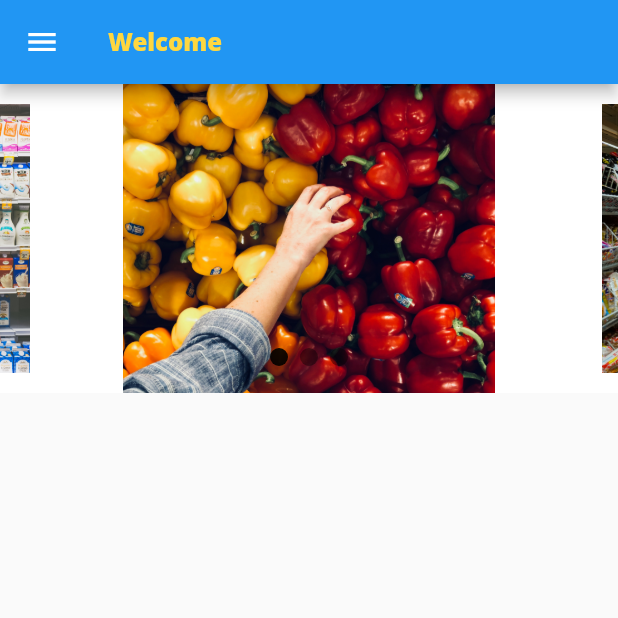
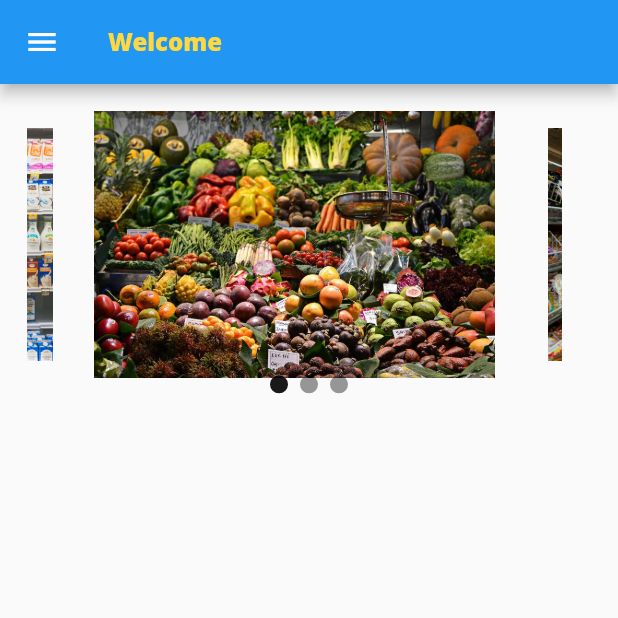
Before and after one commit to yuhmrk/vocal_for_local, a Flutter app: the HomeScreen screen opened directly, on a phone screen of 412 x 824 dp, the top half of it. Run offline on Flutter 3.47's test engine with Material 2 defaults, Android fonts, the phone set to English and light mode, and no system bars; drawn by our look-alikes of carousel_slider; our stand-ins replace firebase_auth, firebase_core, flutter_widget_from_html, google_sign_in, logger, shared_preferences; accounts and stored records are empty.

Commit message:
set t&c, privacy policy though api calling, set shared preference and display the dashboard, get the knowledge about postman and api calling.

```diff
--- a/lib/auth/controller/auth_controller.dart
+++ b/lib/auth/controller/auth_controller.dart
@@ -5,6 +5,8 @@
 import 'package:flutter/material.dart';
 import 'package:google_sign_in/google_sign_in.dart';
 import 'package:vocal_for_local/dashboard/view/dashboard.dart';
+import 'package:shared_preferences/shared_preferences.dart';
+import 'package:vocal_for_local/utils/shared_preference.dart';
 
 final FirebaseAuth auth = FirebaseAuth.instance;
 
@@ -13,7 +15,7 @@
   final GoogleSignInAccount? googleSignInAccount = await googleSignIn.signIn();
   if (googleSignInAccount != null) {
     final GoogleSignInAuthentication googleSignInAuthentication =
-    await googleSignInAccount.authentication;
+        await googleSignInAccount.authentication;
     final AuthCredential authCredential = GoogleAuthProvider.credential(
         idToken: googleSignInAuthentication.idToken,
         accessToken: googleSignInAuthentication.accessToken);
@@ -23,6 +25,7 @@
     User? user = result.user;
 
     if (result != null) {
+      Shared_Preference.setBool(SharedPreferenceKeys.isLogin, true);
       Navigator.pushReplacement(
           context, MaterialPageRoute(builder: (context) => const Dashboard()));
     }
--- a/lib/home/view/banner_widget.dart
+++ b/lib/home/view/banner_widget.dart
@@ -1,5 +1,6 @@
 import 'package:carousel_slider/carousel_slider.dart';
 import 'package:flutter/material.dart';
+import 'package:vocal_for_local/utils/size_constants.dart';
 
 class BannerCrousel extends StatefulWidget {
   const BannerCrousel({Key? key}) : super(key: key);
@@ -18,10 +19,14 @@
   ];
   @override
   Widget build(BuildContext context) {
-    return Stack(
+    return Container(
+      width: double.infinity,
+      height: MediaQuery.of(context).size.height * 0.26,
+      child: Stack(
         children: [
+          //crousel images
           Container(
-          color: Colors.white,
+            padding: EdgeInsets.all(SizeConstants.appPadding),
             child: CarouselSlider(
               items: bannerImages
                   .map((item) => Image.asset(
@@ -41,8 +46,9 @@
                   }),
             ),
           ),
+          //crouesl dots
           Positioned.fill(
-          bottom: 10,
+            bottom: 0,
             left: 0,
             right: 0,
             child: Align(
@@ -59,7 +65,8 @@
                           vertical: 8.0, horizontal: 4.0),
                       decoration: BoxDecoration(
                           shape: BoxShape.circle,
-                        color: (Theme.of(context).brightness == Brightness.dark
+                          color: (Theme.of(context).brightness ==
+                                      Brightness.dark
                                   ? Colors.white
                                   : Colors.black)
                               .withOpacity(_current == entry.key ? 0.9 : 0.4)),
@@ -70,6 +77,7 @@
             ),
           ),
         ],
+      ),
     );
   }
 }
--- /dev/null
+++ b/lib/home/view/drawer_widget.dart
@@ -0,0 +1,76 @@
+import 'package:flutter/material.dart';
+import 'package:vocal_for_local/terms_and_conditions/view/terms_and_conditions.dart';
+
+Drawer customDrawer(BuildContext context) {
+  return Drawer(
+    backgroundColor: Colors.white,
+    child: ListView(
+      children: [
+        Container(
+          height: MediaQuery.of(context).size.height * 0.250,
+          // color: Colors.red,
+          alignment: Alignment.center,
+          child: Column(
+            mainAxisAlignment: MainAxisAlignment.center,
+            crossAxisAlignment: CrossAxisAlignment.center,
+            children: [
+              Container(
+                height: 70,
+                width: 70,
+                child: ClipRRect(
+                  borderRadius: const BorderRadius.all(
+                    Radius.circular(50),
+                  ),
+                  clipBehavior: Clip.hardEdge,
+                  child: Image.asset(
+                    "assets/images/profile_pic.jpg",
+                    fit: BoxFit.fill,
+                  ),
+                ),
+              ),
+              const SizedBox(
+                height: 10,
+              ),
+              Text(
+                "John",
+                style: Theme.of(context).textTheme.headline2?.copyWith(
+                      fontSize: 14,
+                      color: Colors.black,
+                    ),
+              ),
+              Text(
+                "John@gmaill.com",
+                style: Theme.of(context).textTheme.headline2?.copyWith(
+                      fontSize: 14,
+                      color: Colors.black,
+                    ),
+              ),
+            ],
+          ),
+        ),
+        Column(
+          mainAxisSize: MainAxisSize.min,
+          children: [
+            ListTile(
+              onTap: () {
+                Navigator.of(context).push(MaterialPageRoute(
+                  builder: (context) => const TermsAndCondition(),
+                ));
+              },
+              leading: const Icon(Icons.gavel),
+              title: const Text("Terms & conditions"),
+            ),
+            const ListTile(
+              leading: Icon(Icons.admin_panel_settings),
+              title: Text("Privacy policy"),
+            ),
+            const ListTile(
+              leading: Icon(Icons.info),
+              title: Text("About us"),
+            )
+          ],
+        )
+      ],
+    ),
+  );
+}
--- a/lib/home/view/home_screen.dart
+++ b/lib/home/view/home_screen.dart
@@ -1,6 +1,7 @@
 import 'package:flutter/material.dart';
 
 import 'banner_widget.dart';
+import 'drawer_widget.dart';
 
 class HomeScreen extends StatefulWidget {
   const HomeScreen({Key? key}) : super(key: key);
@@ -16,72 +17,7 @@
       appBar: AppBar(
         title: Text("Welcome", style: Theme.of(context).textTheme.headline2),
       ),
-      drawer: Drawer(
-        backgroundColor: Colors.white,
-        child: ListView(
-          children: [
-            Container(
-              height: MediaQuery.of(context).size.height * 0.250,
-              // color: Colors.red,
-              alignment: Alignment.center,
-              child: Column(
-                mainAxisAlignment: MainAxisAlignment.center,
-                crossAxisAlignment: CrossAxisAlignment.center,
-                children: [
-                  Container(
-                    height: 70,
-                    width: 70,
-                    child: ClipRRect(
-                      borderRadius: const BorderRadius.all(
-                        Radius.circular(50),
-                      ),
-                      clipBehavior: Clip.hardEdge,
-                      child: Image.asset(
-                        "assets/images/profile_pic.jpg",
-                        fit: BoxFit.fill,
-                      ),
-                    ),
-                  ),
-                  const SizedBox(
-                    height: 10,
-                  ),
-                  Text(
-                    "John",
-                    style: Theme.of(context).textTheme.headline2?.copyWith(
-                          fontSize: 14,
-                          color: Colors.black,
-                        ),
-                  ),
-                  Text(
-                    "John@gmaill.com",
-                    style: Theme.of(context).textTheme.headline2?.copyWith(
-                          fontSize: 14,
-                          color: Colors.black,
-                        ),
-                  ),
-                ],
-              ),
-            ),
-            Column(
-              mainAxisSize: MainAxisSize.min,
-              children: const [
-                ListTile(
-                  leading: Icon(Icons.gavel),
-                  title: Text("Terms & conditions"),
-                ),
-                ListTile(
-                  leading: Icon(Icons.admin_panel_settings),
-                  title: Text("Privacy policy"),
-                ),
-                ListTile(
-                  leading: Icon(Icons.info),
-                  title: Text("About us"),
-                )
-              ],
-            )
-          ],
-        ),
-      ),
+      drawer: customDrawer(context),
       body: Column(
         children: const [
           BannerCrousel(),
--- /dev/null
+++ b/lib/utils/shared_preference.dart
@@ -0,0 +1,52 @@
+import 'package:shared_preferences/shared_preferences.dart';
+
+class Shared_Preference {
+  static Future<SharedPreferences> get _instance async =>
+      _prefsInstance ??= await SharedPreferences.getInstance();
+  static SharedPreferences? _prefsInstance;
+
+  // call this method from iniState() function of mainApp().
+  static Future<SharedPreferences?> init() async {
+    _prefsInstance = await _instance;
+    return _prefsInstance;
+  }
+
+  //sets
+  static Future<bool> setBool(String key, bool value) async =>
+      await _prefsInstance!.setBool(key, value);
+
+  static Future<bool> setDouble(String key, double value) async =>
+      await _prefsInstance!.setDouble(key, value);
+
+  static Future<bool> setInt(String key, int value) async =>
+      await _prefsInstance!.setInt(key, value);
+
+  static Future<bool> setString(String key, String value) async =>
+      await _prefsInstance!.setString(key, value);
+
+  static Future<bool> setStringList(String key, List<String> value) async =>
+      await _prefsInstance!.setStringList(key, value);
+
+  //gets
+  static bool getBool(String key) => _prefsInstance!.getBool(key) ?? false;
+
+  static double getDouble(String key) => _prefsInstance!.getDouble(key) ?? 0.0;
+
+  static int getInt(String key) => _prefsInstance!.getInt(key) ?? 0;
+
+  static String getString(String key) =>
+      _prefsInstance!.getString(key) ?? "N/A";
+
+  static List<String> getStringList(String key) =>
+      _prefsInstance!.getStringList(key) ?? [];
+
+  //deletes..
+  static Future<bool> remove(String key) async =>
+      await _prefsInstance!.remove(key);
+
+  static Future<bool> clear() async => await _prefsInstance!.clear();
+}
+
+class SharedPreferenceKeys {
+  static String isLogin = "isLogin";
+}
--- /dev/null
+++ b/lib/utils/size_constants.dart
@@ -0,0 +1,3 @@
+class SizeConstants {
+  static double appPadding = 18;
+}
```
Also changed, not shown: lib/api_services/api_services.dart (added, +7 -0 lines), lib/api_services/environment.dart (added, +10 -0 lines), lib/auth/view/login.dart (deleted, +0 -32 lines), lib/auth/view/login_screen.dart (added, +39 -0 lines), lib/dashboard/controller/controller.dart (+9 -3 lines), lib/main.dart (+10 -5 lines), lib/privacy_policy/controller/privacy_policy_controller.dart (added, +11 -0 lines), lib/privacy_policy/view/privacy_policy_screen.dart (added, +60 -0 lines), lib/settings/view/setting_screen.dart (+12 -1 lines), lib/terms_and_conditions/contoller/terms_and_condition_controller.dart (added, +12 -0 lines), lib/terms_and_conditions/view/terms_and_conditions.dart (added, +63 -0 lines), lib/utils/display_html_data.dart (added, +22 -0 lines), pubspec.yaml (+4 -7 lines), assets/images/banner_one.jpg, 1 more files, 6 other files. Lines whose indentation alone changed are shown as unchanged.
